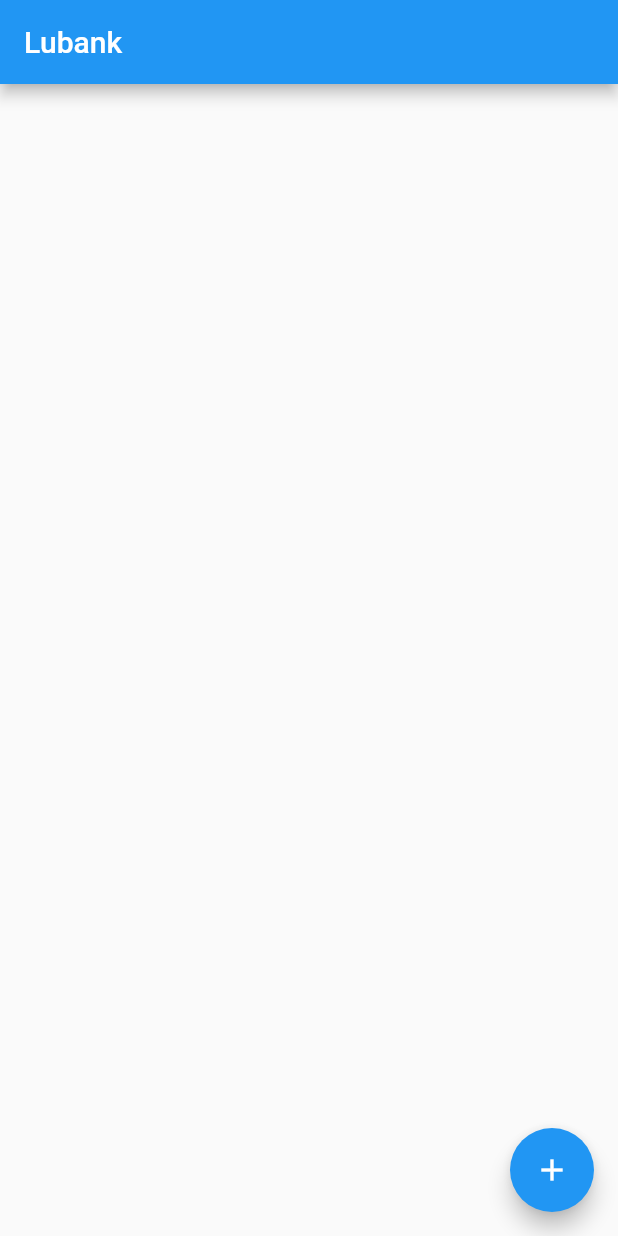
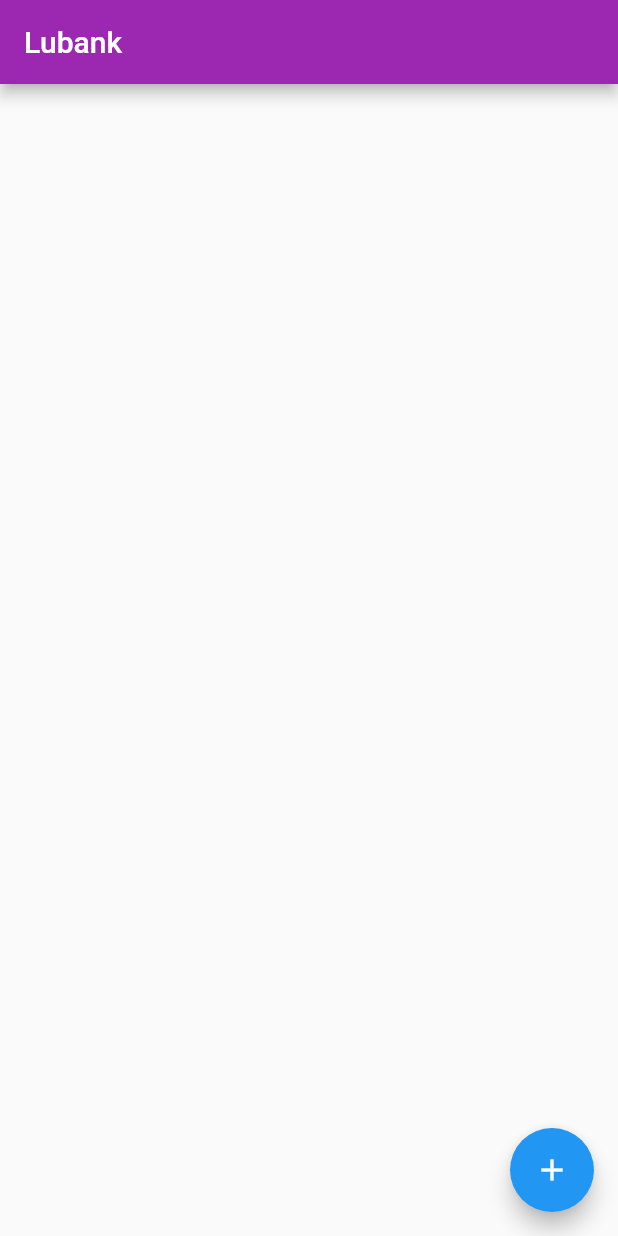
Before and after one commit to athena272/bytebank-flutter, a Flutter app: the screen it shows after launch, on a phone screen of 412 x 824 dp. Run offline on Flutter 3.47's test engine with Material 2 defaults, Android fonts, the phone set to English and light mode, and no system bars.

Commit message:
Update main.dart

```diff
--- a/bytebank/lib/main.dart
+++ b/bytebank/lib/main.dart
@@ -9,9 +9,18 @@ class ByteBankApp extends StatelessWidget {
   Widget build(BuildContext context) {
     // TODO: implement build
     return MaterialApp(
-      home: Scaffold(
-        body: ListaLubank(),
+      theme: ThemeData(
+        colorScheme: ColorScheme.fromSwatch(
+          primarySwatch: Colors.purple,
+        ).copyWith(
+          secondary: Colors.blue,
+        ),
+        buttonTheme: ButtonThemeData(
+          buttonColor: Colors.blueAccent[700],
+          textTheme: ButtonTextTheme.primary,
+        ),
       ),
+      home: ListaLubank(),
     );
   }
 }
@@ -144,12 +153,17 @@ class ListaLubankState extends State<ListaLubank> {
           );
           future.then(
             (trasnferenciaRecebida) {
-              debugPrint("Chegou no then do Future");
-              debugPrint('$trasnferenciaRecebida');
-              widget.transferencias.add(trasnferenciaRecebida!);
-              setState(() {
-                print("Atualizando a tela!");
-              });
+              Future.delayed(
+                Duration(seconds: 1),
+                () {
+                  debugPrint("Chegou no then do Future");
+                  debugPrint('$trasnferenciaRecebida');
+                  setState(() {
+                    widget.transferencias.add(trasnferenciaRecebida!);
+                    print("Atualizando a tela! Adicionando transferencia");
+                  });
+                },
+              );
             },
           );
         },
```
